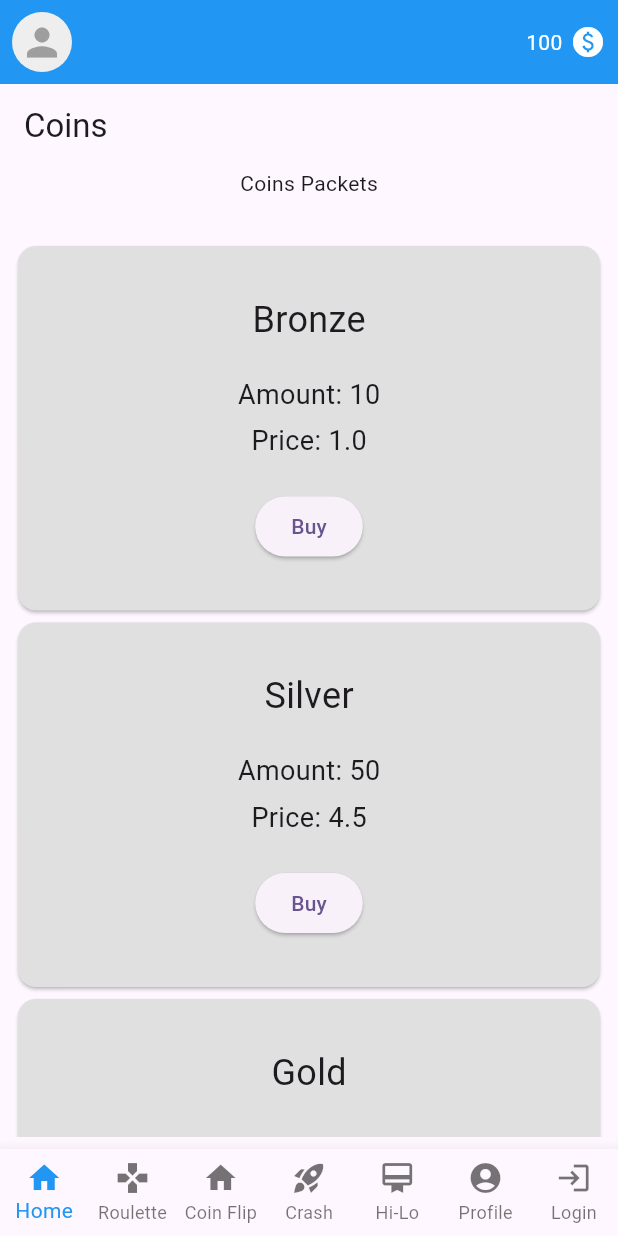
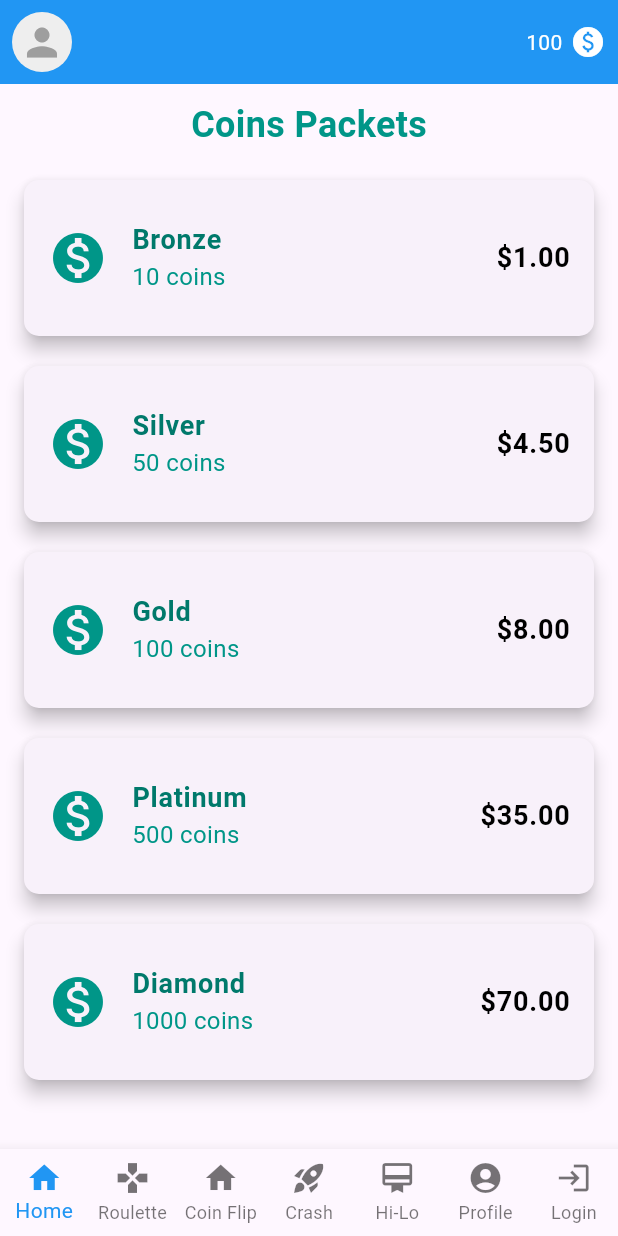
Before and after one commit to xedom/hsma_cpd_project, a Flutter app: the CoinsPage screen opened by its route, on a phone screen of 412 x 824 dp. Run offline on Flutter 3.47's test engine with Material 3 defaults, Android fonts, the phone set to English and light mode, and no system bars; our stand-ins replace fl_chart, go_router; network calls fail.

Commit message:
update coin page

```diff
--- a/lib/screens/coins.dart
+++ b/lib/screens/coins.dart
@@ -15,25 +15,60 @@ class CoinsPage extends StatelessWidget {
   @override
   Widget build(BuildContext context) {
     return Scaffold(
-      appBar: AppBar(
-        title: const Text('Coins'),
-      ),
       body: Center(
         child: Column(
           mainAxisAlignment: MainAxisAlignment.center,
           children: [
-            const Text('Coins Packets'),
-            const SizedBox(height: 20),
+            const SizedBox(height: 10),
+            const Text(
+              'Coins Packets',
+              style: TextStyle(
+                fontSize: 24,
+                fontWeight: FontWeight.bold,
+                color: Colors.teal,
+              ),
+            ),
+            const SizedBox(height: 10),
             Expanded(
               child: Padding(
-                padding: const EdgeInsets.all(8.0),
+                padding: const EdgeInsets.symmetric(horizontal: 16.0),
                 child: ListView.builder(
                   itemCount: coinPackets.length,
                   itemBuilder: (context, index) {
-                    return CoinPacketCard(
-                      amount: coinPackets[index]['amount'] as int,
-                      price: coinPackets[index]['price'] as double,
-                      name: coinPackets[index]['name'] as String,
+                    return Card(
+                      elevation: 5,
+                      margin: const EdgeInsets.symmetric(vertical: 10),
+                      shape: RoundedRectangleBorder(
+                        borderRadius: BorderRadius.circular(10),
+                      ),
+                      child: ListTile(
+                        contentPadding: const EdgeInsets.all(16.0),
+                        leading: const Icon(Icons.monetization_on,
+                            size: 40, color: Colors.teal),
+                        title: Text(
+                          coinPackets[index]['name'] as String,
+                          style: TextStyle(
+                            fontSize: 18,
+                            fontWeight: FontWeight.bold,
+                            color: Colors.teal[700],
+                          ),
+                        ),
+                        subtitle: Text(
+                          '${coinPackets[index]['amount']} coins',
+                          style: TextStyle(
+                            fontSize: 16,
+                            color: Colors.teal[500],
+                          ),
+                        ),
+                        trailing: Text(
+                          '\$${(coinPackets[index]['price'] as double).toStringAsFixed(2)}',
+                          style: const TextStyle(
+                            fontSize: 18,
+                            fontWeight: FontWeight.bold,
+                            color: Colors.black,
+                          ),
+                        ),
+                      ),
                     );
                   },
                 ),
```
